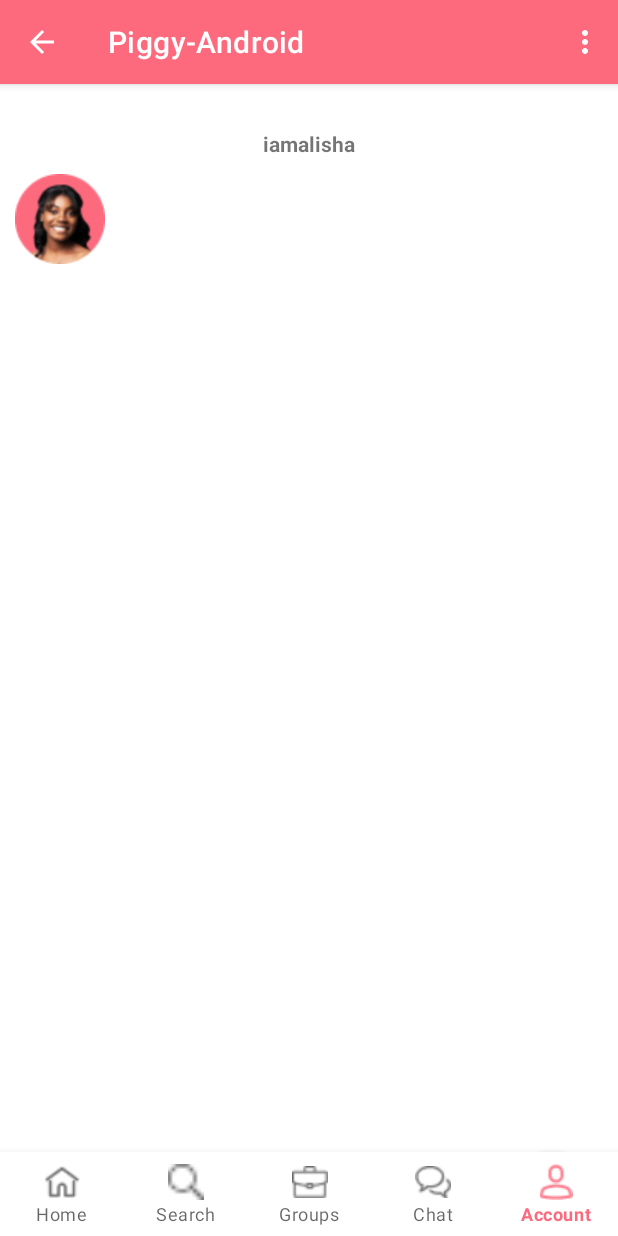
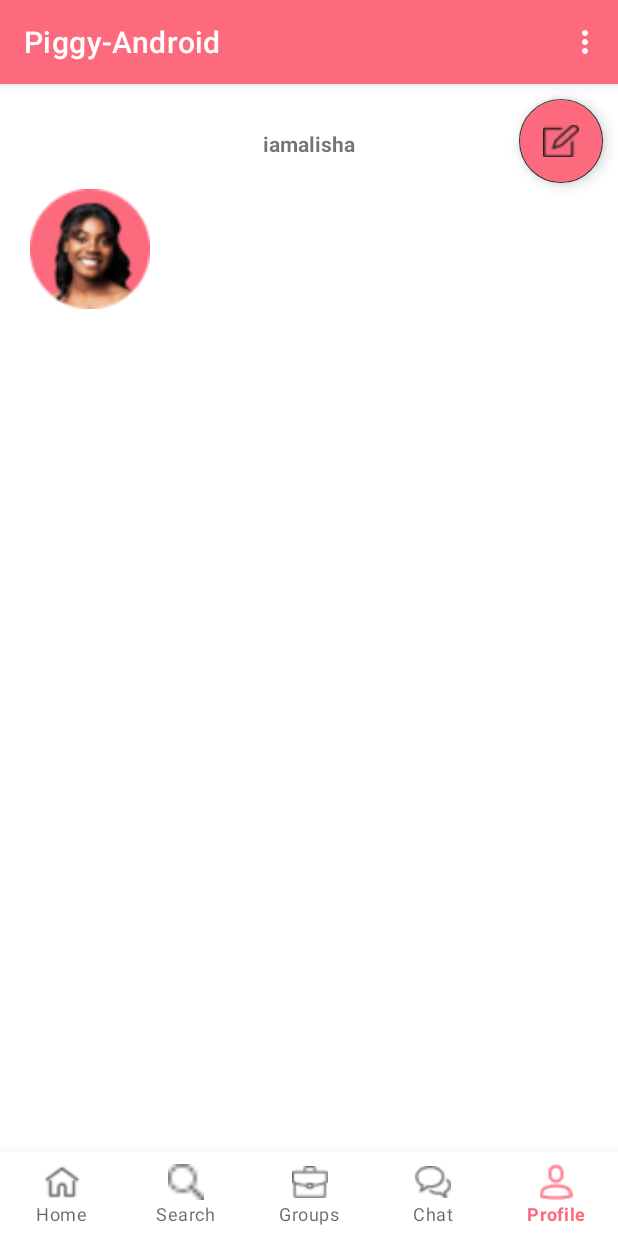
Before and after one commit to ludmylaalmeida/Piggy-App, an Android app: the DashboardActivity screen opened directly, with no data from a screen before it, item 5 of the bottom bar chosen, on a phone screen of 412 x 824 dp. Run offline under Robolectric (Android 15) with nearby library versions, the phone set to English and light mode, and no system bars; our stand-ins replace Firebase (no records; nobody signed in at launch, a user with empty details on screens opened directly), Picasso.

Commit message:
Added option for user to edit profile

```diff
--- a/PiggyAndroid/app/build.gradle
+++ b/PiggyAndroid/app/build.gradle
@@ -35,6 +35,7 @@ dependencies {
     implementation 'com.google.android.material:material:1.2.1'
     implementation 'androidx.constraintlayout:constraintlayout:2.0.4'
     implementation 'com.google.firebase:firebase-auth:19.2.0'
+    implementation 'io.paperdb:paperdb:2.7.1'
     implementation 'com.google.firebase:firebase-database:19.7.0'
     implementation 'androidx.legacy:legacy-support-v4:1.0.0'
     implementation 'com.squareup.picasso:picasso:2.71828'
--- a/PiggyAndroid/app/src/main/java/com/example/piggy_android/ChatActivity.java
+++ b/PiggyAndroid/app/src/main/java/com/example/piggy_android/ChatActivity.java
@@ -2,6 +2,7 @@ package com.example.piggy_android;
 
 import androidx.annotation.RequiresApi;
 import androidx.appcompat.app.AppCompatActivity;
+import androidx.appcompat.widget.Toolbar;
 import androidx.recyclerview.widget.RecyclerView;
 
 import android.os.Build;
@@ -10,7 +11,6 @@ import android.widget.EditText;
 import android.widget.ImageButton;
 import android.widget.ImageView;
 import android.widget.TextView;
-import android.widget.Toolbar;
 
 public class ChatActivity extends AppCompatActivity {
 
@@ -21,8 +21,6 @@ public class ChatActivity extends AppCompatActivity {
     EditText messageTextView;
     ImageButton sendBtn;
 
-
-
     @RequiresApi(api = Build.VERSION_CODES.LOLLIPOP)
     @Override
     protected void onCreate(Bundle savedInstanceState) {
@@ -31,7 +29,7 @@ public class ChatActivity extends AppCompatActivity {
 
         // init views
         toolbar = findViewById(R.id.toolbar);
-//        setSupportActionBar(toolbar);
+        setSupportActionBar(toolbar);
         toolbar.setTitle("");
         recyclerView = findViewById(R.id.chatRecyclerView);
         profileImage = findViewById(R.id.profileImage);
--- a/PiggyAndroid/app/src/main/java/com/example/piggy_android/DashboardActivity.java
+++ b/PiggyAndroid/app/src/main/java/com/example/piggy_android/DashboardActivity.java
@@ -28,9 +28,9 @@ public class DashboardActivity extends AppCompatActivity {
         setContentView(R.layout.activity_dashboard);
 
         // Actionbar
-        actionBar = getSupportActionBar();
-        actionBar.setDisplayHomeAsUpEnabled(true);
-        actionBar.setDisplayShowHomeEnabled(true);
+//        actionBar = getSupportActionBar();
+//        actionBar.setDisplayHomeAsUpEnabled(true);
+//        actionBar.setDisplayShowHomeEnabled(true);
 
         // init
         firebaseAuth = FirebaseAuth.getInstance();
@@ -61,26 +61,33 @@ public class DashboardActivity extends AppCompatActivity {
                     ft1.replace(R.id.container, fragment1, "");
                     ft1.commit();
                     return true;
-                case R.id.groups_nav:
+                case R.id.search_nav:
                     //fragment transition
-                    GroupFragment fragment2 = new GroupFragment();
+                    UsersFragment fragment2 = new UsersFragment();
                     FragmentTransaction ft2 = getSupportFragmentManager().beginTransaction();
                     ft2.replace(R.id.container, fragment2, "");
                     ft2.commit();
                     return true;
-                case R.id.chat_nav:
+                case R.id.groups_nav:
                     //fragment transition
-                    ChatFragment fragment3 = new ChatFragment();
+                    GroupFragment fragment3 = new GroupFragment();
                     FragmentTransaction ft3 = getSupportFragmentManager().beginTransaction();
                     ft3.replace(R.id.container, fragment3, "");
                     ft3.commit();
                     return true;
-                case R.id.profile_nav:
+                case R.id.chat_nav:
                     //fragment transition
-                    ProfileFragment fragment4 = new ProfileFragment();
+                    ChatListFragment fragment4 = new ChatListFragment();
                     FragmentTransaction ft4 = getSupportFragmentManager().beginTransaction();
                     ft4.replace(R.id.container, fragment4, "");
                     ft4.commit();
+                    return true;
+                case R.id.profile_nav:
+                    //fragment transition
+                    ProfileFragment fragment5 = new ProfileFragment();
+                    FragmentTransaction ft5 = getSupportFragmentManager().beginTransaction();
+                    ft5.replace(R.id.container, fragment5, "");
+                    ft5.commit();
                     return true;
 
 
--- a/PiggyAndroid/app/src/main/res/layout/activity_chat.xml
+++ b/PiggyAndroid/app/src/main/res/layout/activity_chat.xml
@@ -51,6 +51,7 @@
             android:layout_width="match_parent"
             android:layout_height="wrap_content"
             android:layout_weight="1"
+            android:inputType="textCapSentences|textMultiLine"
             android:hint="Start typing"
             android:padding="15dp" />
 
--- a/PiggyAndroid/app/src/main/res/layout/fragment_profile.xml
+++ b/PiggyAndroid/app/src/main/res/layout/fragment_profile.xml
@@ -3,10 +3,10 @@
     xmlns:tools="http://schemas.android.com/tools"
     android:layout_width="match_parent"
     android:layout_height="match_parent"
+    xmlns:app="http://schemas.android.com/apk/res-auto"
     tools:context=".ProfileFragment">
 
-    <!-- TODO: Update blank fragment layout -->
-    <RelativeLayout
+    <ScrollView
         android:layout_width="match_parent"
         android:layout_height="wrap_content">
         <RelativeLayout
@@ -32,21 +32,25 @@
             </LinearLayout>
             <LinearLayout
                 android:layout_width="match_parent"
-                android:layout_height="120dp"
+                android:layout_height="100dp"
                 android:orientation="horizontal"
-                android:layout_below="@+id/topBar">
+                android:layout_below="@+id/topBar"
+                android:layout_marginTop="10dp">
+
                 <ImageView
                     android:id="@+id/profileImage"
-                    android:layout_width="60dp"
-                    android:layout_height="60dp"
-                    android:layout_marginStart="10dp"
+                    android:layout_width="80dp"
+                    android:layout_height="80dp"
+                    android:layout_marginStart="20dp"
                     android:src="@drawable/profile_picture"
+                    android:scaleType="fitXY"
                     ></ImageView>
 
                 <LinearLayout
                     android:layout_width="match_parent"
                     android:layout_height="wrap_content"
-                    android:orientation="vertical">
+                    android:orientation="vertical"
+                    android:layout_marginStart="8dp">
                     <TextView
                         android:id="@+id/nameProfileDisplay"
                         android:layout_width="match_parent"
@@ -83,17 +87,16 @@
             </LinearLayout>
 
         </RelativeLayout>
-    </RelativeLayout>
+    </ScrollView>
 
     <com.google.android.material.floatingactionbutton.FloatingActionButton
-        android:id="@+id/editBtn"
+        android:id="@+id/editProfileBtn"
         android:src="@drawable/edit_btn"
         android:layout_width="wrap_content"
         android:layout_height="wrap_content"
         android:backgroundTint="@color/colorPrimary"
-        android:layout_marginBottom="80dp"
-        android:layout_marginEnd="16dp"
-        android:layout_alignParentBottom="true"
+        android:layout_margin="10dp"
+        android:layout_alignParentRight="true"
         android:layout_alignParentEnd="true"
         />
 
--- a/PiggyAndroid/app/src/main/res/layout/row_users.xml
+++ b/PiggyAndroid/app/src/main/res/layout/row_users.xml
@@ -13,6 +13,7 @@
         android:layout_height="wrap_content"
         android:orientation="horizontal">
         <com.blogspot.atifsoftwares.circularimageview.CircularImageView
+            android:id="@+id/chatAvatarIv"
             android:layout_width="70dp"
             android:layout_height="70dp"
             android:src="@drawable/user_circle_profile"/>
@@ -31,7 +32,7 @@
                 android:id="@+id/chatUserNameTextView"
                 android:layout_width="match_parent"
                 android:layout_height="wrap_content"
-                android:text="Person Name"/>
+                android:text="Person username" />
 
 
         </LinearLayout>
--- a/PiggyAndroid/app/src/main/res/menu/menu_nav.xml
+++ b/PiggyAndroid/app/src/main/res/menu/menu_nav.xml
@@ -27,5 +27,5 @@
         android:id="@+id/profile_nav"
         android:enabled="true"
         android:icon="@drawable/account"
-        android:title="Account"/>
+        android:title="Profile"/>
 </menu>
```
Also changed, not shown: PiggyAndroid/app/src/main/java/com/example/piggy_android/ChatFragment.java (deleted, +0 -64 lines), PiggyAndroid/app/src/main/java/com/example/piggy_android/LoginActivity.java (+47 -25 lines), PiggyAndroid/app/src/main/java/com/example/piggy_android/ProfileFragment.java (+64 -13 lines), PiggyAndroid/app/src/main/java/com/example/piggy_android/UsersFragment.java (+5 -18 lines), PiggyAndroid/app/src/main/java/com/example/piggy_android/adapters/AdapterUsers.java (renamed from PiggyAndroid/app/src/main/java/com/example/piggy_android/AdapterUsers.java, +14 -10 lines), PiggyAndroid/app/src/main/java/com/example/piggy_android/models/ModelUser.java (renamed from PiggyAndroid/app/src/main/java/com/example/piggy_android/ModelUser.java, +11 -2 lines), PiggyAndroid/app/src/main/res/layout/activity_login.xml (+4 -3 lines), PiggyAndroid/app/src/main/res/layout/activity_set_up_profile.xml (+19 -1 lines), PiggyAndroid/app/src/main/res/layout/fragment_chat.xml (deleted, +0 -14 lines).
